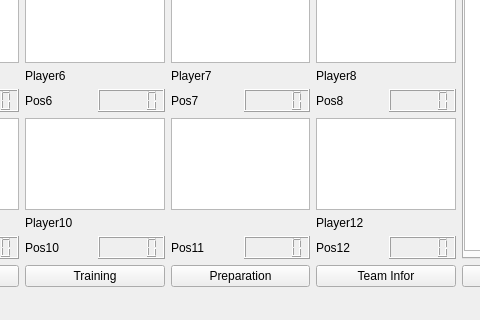
This is BTM_Qt/mainwindow.ui in skandermoalla/CSE201-Top5 as Qt 5 draws it before an edit; both pictures show x 131 to 611 and y 223 to 543 of the 794 by 543 pixel window. The edited form follows.
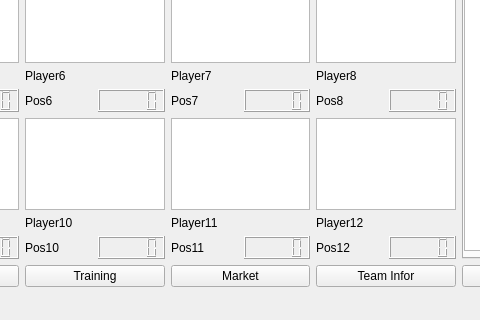
This is the edited form.

Commit message: debug trials

Diff of the .ui file:
```diff
--- a/BTM_Qt/mainwindow.ui
+++ b/BTM_Qt/mainwindow.ui
@@ -32,7 +32,6 @@
      <widget class="QLabel" name="label_11">
       <property name="text">
        <string>Player11</string>
-       <string>Market</string>
       </property>
      </widget>
     </item>
@@ -45,7 +44,7 @@
     <item row="13" column="4" colspan="2">
      <widget class="QPushButton" name="pushButton_2">
       <property name="text">
-       <string>Preparation</string>
+       <string>Market</string>
       </property>
      </widget>
     </item>
```
The commit also changes 2 other files.
